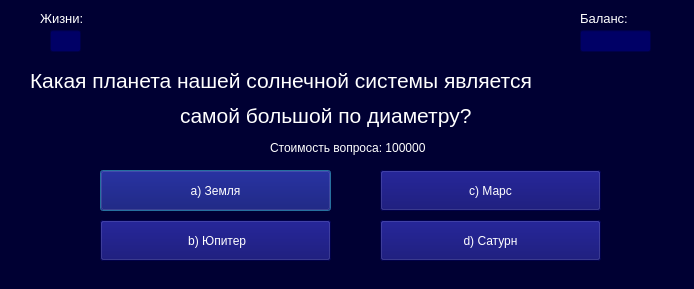
This is ui_ui_files/question_window10_ui.ui in DelZeiT/How_to_become_a_millionaire as Qt 5 draws it before an edit. The edited form follows.
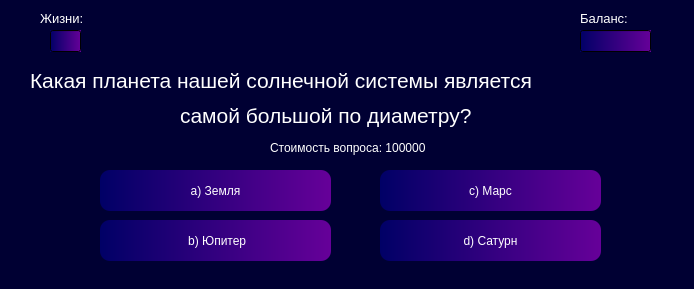
This is the edited form.

```diff
--- a/ui_ui_files/question_window10_ui.ui
+++ b/ui_ui_files/question_window10_ui.ui
@@ -62,7 +62,7 @@
     </rect>
    </property>
    <property name="styleSheet">
-    <string notr="true">background-color: #000066; color: white</string>
+    <string notr="true">background-color: qlineargradient(x1:1, y1:0, x2:0, y2:0, stop:0 #660099, stop:1 #000066); color: white</string>
    </property>
    <property name="text">
     <string/>
@@ -102,7 +102,7 @@
     </rect>
    </property>
    <property name="styleSheet">
-    <string notr="true">background-color: #000066; color: white</string>
+    <string notr="true">background-color: qlineargradient(x1:1, y1:0, x2:0, y2:0, stop:0 #660099, stop:1 #000066); color: white</string>
    </property>
    <property name="text">
     <string/>
@@ -176,7 +176,7 @@
     </rect>
    </property>
    <property name="styleSheet">
-    <string notr="true">background-color: #000066; color: white</string>
+    <string notr="true">background-color: qlineargradient(x1:1, y1:0, x2:0, y2:0, stop:0 #660099, stop:1 #000066); color: white; border-radius: 10px</string>
    </property>
    <property name="text">
     <string>a) Земля</string>
@@ -192,7 +192,7 @@
     </rect>
    </property>
    <property name="styleSheet">
-    <string notr="true">background-color: #000066; color: white</string>
+    <string notr="true">background-color: qlineargradient(x1:1, y1:0, x2:0, y2:0, stop:0 #660099, stop:1 #000066); color: white; border-radius: 10px</string>
    </property>
    <property name="text">
     <string> b) Юпитер</string>
@@ -208,7 +208,7 @@
     </rect>
    </property>
    <property name="styleSheet">
-    <string notr="true">background-color: #000066; color: white</string>
+    <string notr="true">background-color: qlineargradient(x1:1, y1:0, x2:0, y2:0, stop:0 #660099, stop:1 #000066); color: white; border-radius: 10px</string>
    </property>
    <property name="text">
     <string>c) Марс</string>
@@ -224,7 +224,7 @@
     </rect>
    </property>
    <property name="styleSheet">
-    <string notr="true">background-color: #000066; color: white</string>
+    <string notr="true">background-color: qlineargradient(x1:1, y1:0, x2:0, y2:0, stop:0 #660099, stop:1 #000066); color: white; border-radius: 10px</string>
    </property>
    <property name="text">
     <string>d) Сатурн</string>
```
